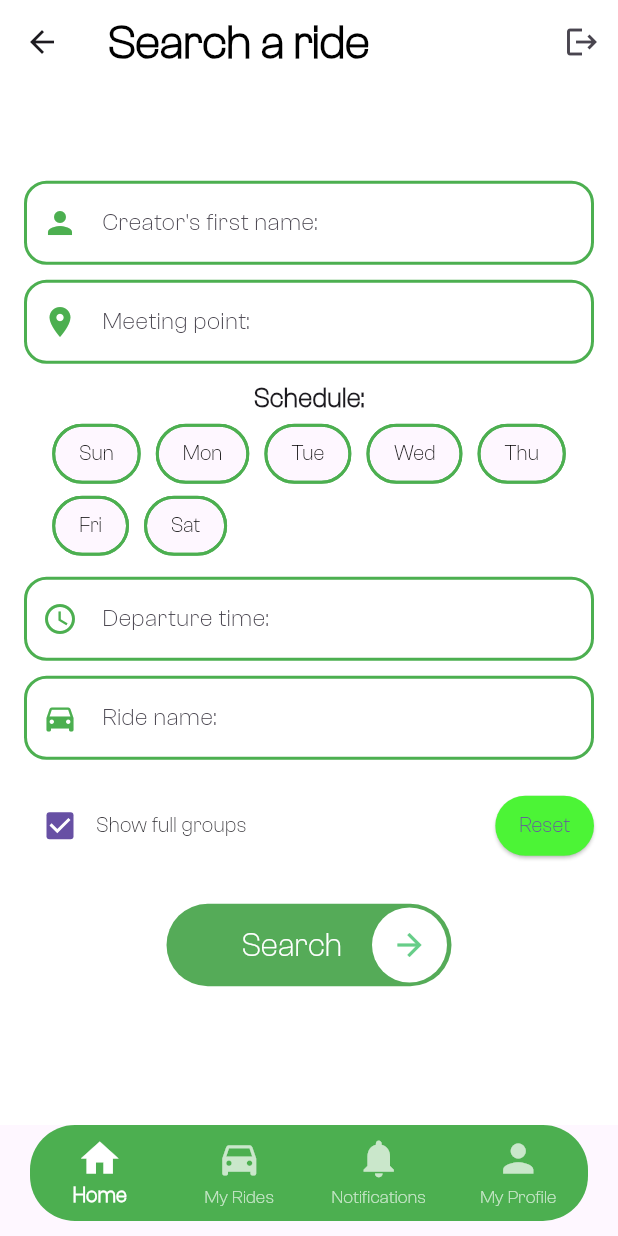
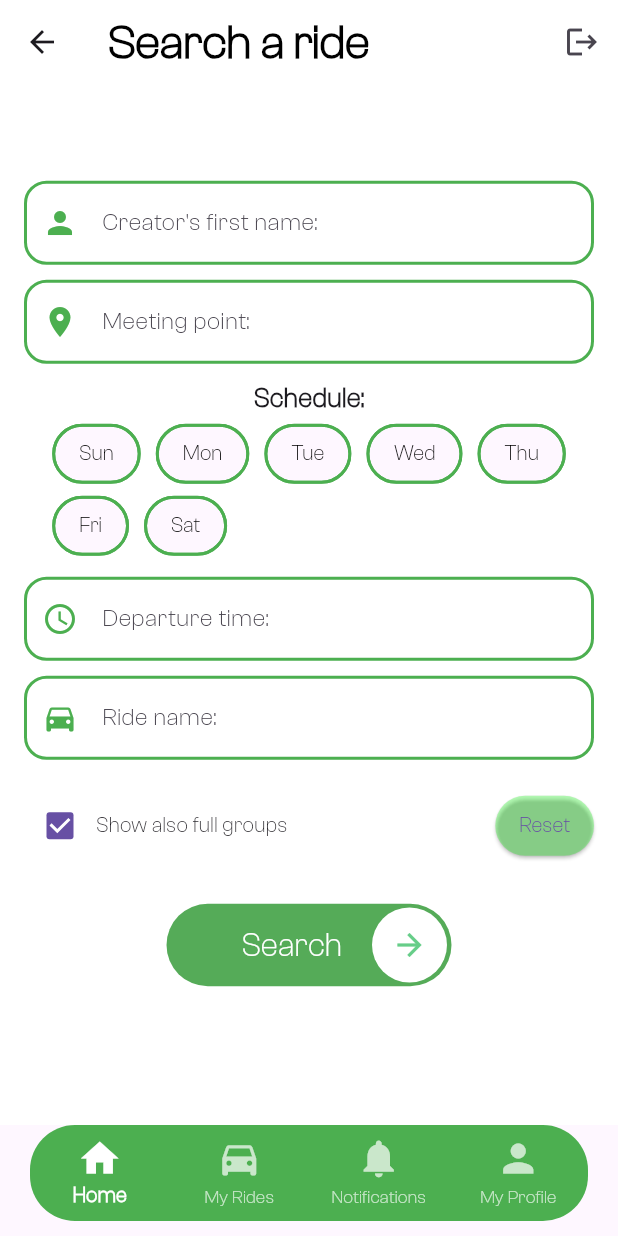
Before and after one commit to benbaruch1/carpool, a Flutter app: the SearchRidePage screen opened directly, after a tap on the "logout" icon, after a tap on "Find a Ride", on a phone screen of 412 x 824 dp. Run offline on Flutter 3.47's test engine with Material 3 defaults, Android fonts, the phone set to English and light mode, and no system bars; our stand-ins replace badges, cloud_firestore, firebase_auth, firebase_core, flutter_map, flutter_spinkit and 2 more; accounts and stored records are empty; generated files the repository leaves out were written again.

Commit message:
search page

```diff
--- a/carpool_app/lib/views/home_page.dart
+++ b/carpool_app/lib/views/home_page.dart
@@ -10,7 +10,7 @@ import 'package:carpool_app/views/createRide_page.dart';
 import 'package:carpool_app/views/searchRide_page.dart';
 import 'package:carpool_app/widgets/top_bar.dart';
 import 'package:carpool_app/widgets/bottom_bar.dart';
-import 'package:url_launcher/url_launcher.dart'; // Importing url_launcher package
+import 'package:url_launcher/url_launcher.dart';
 
 class HomePage extends StatefulWidget {
   @override
@@ -60,7 +60,7 @@ class _HomePageState extends State<HomePage> {
               selectedIndex: _selectedIndex,
               onItemTapped: _onItemTapped,
             ),
-            drawer: _buildDrawer(context), // Add this line to include a drawer
+            drawer: _buildDrawer(context),
           );
   }
 
--- a/carpool_app/lib/views/searchRide_page.dart
+++ b/carpool_app/lib/views/searchRide_page.dart
@@ -24,6 +24,8 @@ class _SearchRidePageState extends State<SearchRidePage> {
   Future<List<Group>>? _searchResults;
   int _selectedIndex = 0;
 
+  ScrollController _scrollController = ScrollController();
+
   DatabaseService databaseService =
       DatabaseService(FirebaseAuth.instance.currentUser!.uid);
 
@@ -40,6 +42,17 @@ class _SearchRidePageState extends State<SearchRidePage> {
     setState(() {
       _searchResults = Future.value(results);
     });
+
+    //go down for search result
+    if (results.isNotEmpty) {
+      Future.delayed(Duration(milliseconds: 200), () {
+        _scrollController.animateTo(
+          _scrollController.position.maxScrollExtent + 150,
+          duration: Duration(seconds: 1),
+          curve: Curves.easeInOut,
+        );
+      });
+    }
   }
 
   void _resetSearchFields() {
@@ -89,6 +102,7 @@ class _SearchRidePageState extends State<SearchRidePage> {
         color: Colors.white,
         child: Center(
           child: SingleChildScrollView(
+            controller: _scrollController,
             child: Padding(
               padding: const EdgeInsets.all(16.0),
               child: Column(
@@ -153,13 +167,13 @@ class _SearchRidePageState extends State<SearchRidePage> {
                           });
                         },
                       ),
-                      Text('Show full groups '),
+                      Text('Show also full groups '),
                       Spacer(),
                       ElevatedButton(
                         onPressed: _resetSearchFields,
                         child: Text('Reset'),
                         style: ElevatedButton.styleFrom(
-                          backgroundColor: Color.fromARGB(255, 76, 244, 54),
+                          backgroundColor: Color.fromARGB(70, 0, 255, 0),
                           padding:
                               EdgeInsets.symmetric(horizontal: 16, vertical: 8),
                         ),
```
